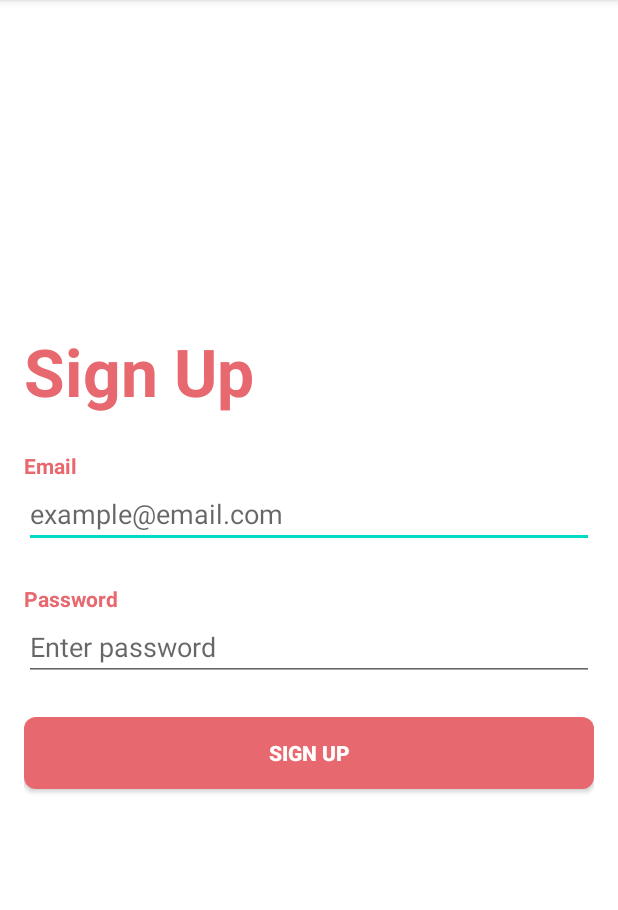
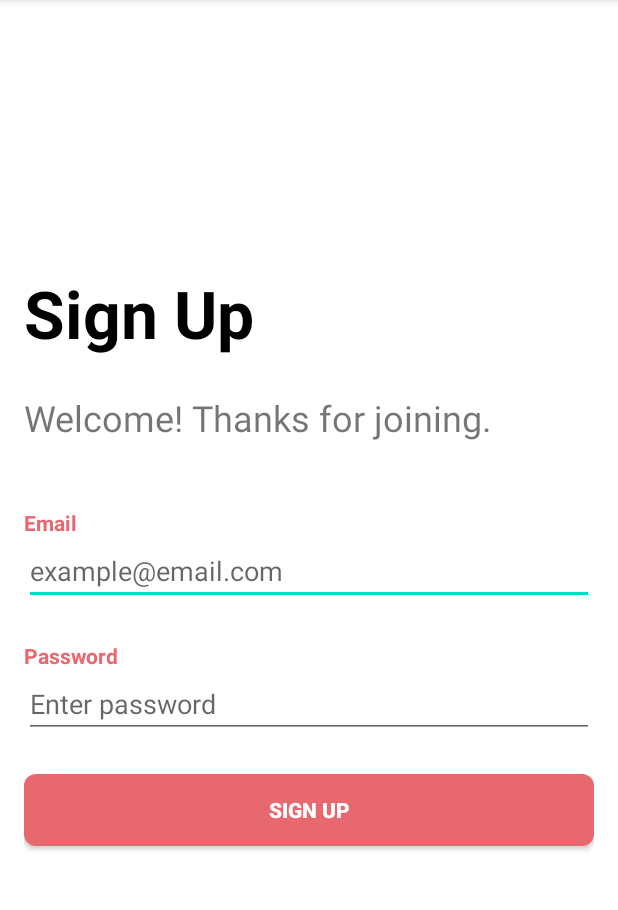
Before and after one commit to galfudim/edible-eats, an Android app: the SignUpActivity screen opened directly, with no data from a screen before it, after a tap on "SIGN UP", on a phone screen of 412 x 824 dp, the part 84-994 px from its top. Run offline under Robolectric (Android 15) with nearby library versions, the phone set to English and light mode, and no system bars; our stand-ins replace Firebase (no records; nobody signed in at launch, a user with empty details on screens opened directly).

Commit message:
Minor changes to initial UI

```diff
--- a/app/src/main/java/courses/projects/edible_eats/SignUpActivity.kt
+++ b/app/src/main/java/courses/projects/edible_eats/SignUpActivity.kt
@@ -2,11 +2,13 @@ package courses.projects.edible_eats
 
 import android.content.Intent
 import android.os.Bundle
+import android.util.Log
 import android.widget.Button
 import android.widget.EditText
 import android.widget.Toast
 import androidx.appcompat.app.AppCompatActivity
 import com.google.firebase.auth.FirebaseAuth
+
 
 class SignUpActivity : AppCompatActivity() {
 
@@ -33,7 +35,7 @@ class SignUpActivity : AppCompatActivity() {
         val email: String = emailTV!!.text.toString()
         val password: String = passwordTV!!.text.toString()
 
-        mAuth!!.createUserWithEmailAndPassword(email, password).addOnCompleteListener { task ->
+        mAuth!!.createUserWithEmailAndPassword(email, password).addOnCompleteListener(this) { task ->
             if (task.isSuccessful) {
                 Toast.makeText(applicationContext, "Sign up successful!", Toast.LENGTH_LONG)
                     .show()
--- a/app/src/main/res/layout/activity_sign_in.xml
+++ b/app/src/main/res/layout/activity_sign_in.xml
@@ -12,14 +12,15 @@
         android:layout_width="wrap_content"
         android:layout_height="wrap_content"
         android:textSize="44dp"
-        android:textColor="#E7686E"
+        android:textColor="@android:color/black"
         android:textStyle="bold"
         android:text="Sign In"/>
 
     <TextView
         android:layout_width="wrap_content"
         android:layout_height="wrap_content"
-        android:layout_marginBottom="34dp"
+        android:textSize="24dp"
+        android:layout_marginBottom="44dp"
         android:text="Hi there! Nice to see you again."/>
 
     <TextView
--- a/app/src/main/res/layout/activity_sign_up.xml
+++ b/app/src/main/res/layout/activity_sign_up.xml
@@ -13,9 +13,16 @@
         android:layout_height="wrap_content"
         android:textSize="44dp"
         android:textStyle="bold"
-        android:textColor="#E7686E"
+        android:textColor="@android:color/black"
         android:layout_marginBottom="24dp"
         android:text="Sign Up"/>
+
+    <TextView
+        android:layout_width="wrap_content"
+        android:layout_height="wrap_content"
+        android:textSize="24dp"
+        android:layout_marginBottom="44dp"
+        android:text="Welcome! Thanks for joining."/>
 
     <TextView
         android:layout_width="wrap_content"
```
Also changed, not shown: app/src/main/AndroidManifest.xml (+8 -8 lines).
